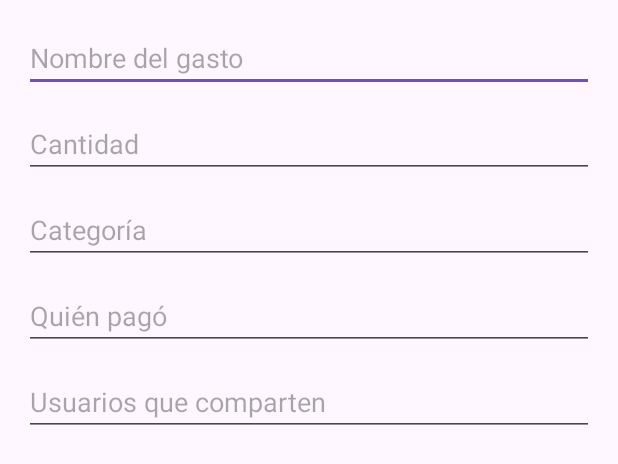
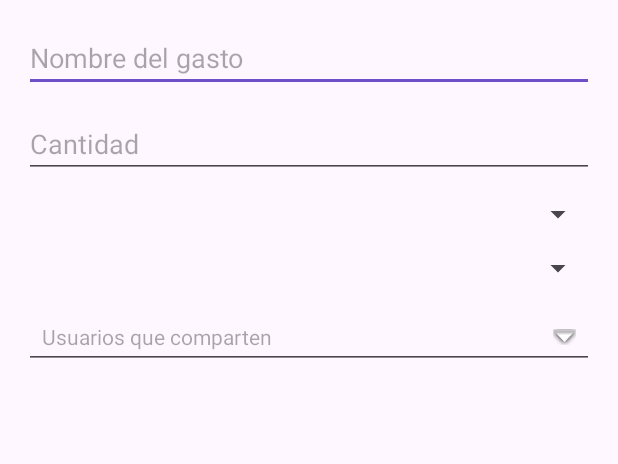
Before and after one commit to JoelCota/TripSplit, an Android app: the layout dialog_editar_gasto.xml on its own in the app's theme, with its tools: preview values and no code run, on a phone screen of 412 x 824 dp. Shown: the top 464 px of the screen. Run offline under Robolectric (Android 15) with nearby library versions, the phone set to English and light mode, and no system bars.

Commit message:
Editar Gasto
Se reemplazaron los edit text con spinners

```diff
--- a/app/src/main/res/layout/dialog_editar_gasto.xml
+++ b/app/src/main/res/layout/dialog_editar_gasto.xml
@@ -20,27 +20,26 @@
         android:hint="Cantidad"
         android:inputType="numberDecimal" />
 
-    <EditText
-        android:id="@+id/editTextCategoria"
+    <Spinner
+        android:id="@+id/spinnerPagadoPor"
         android:layout_width="match_parent"
         android:layout_height="wrap_content"
-        android:layout_marginTop="12dp"
-        android:hint="Categoría"/>
+        android:layout_marginTop="12dp" />
 
-    <AutoCompleteTextView
-        android:id="@+id/editTextPagadoPor"
+    <Spinner
+        android:id="@+id/spinnerCategoria"
         android:layout_width="match_parent"
         android:layout_height="wrap_content"
-        android:layout_marginTop="12dp"
-        android:hint="Quién pagó"
-        android:completionHint="Selecciona un usuario" />
+        android:layout_marginTop="12dp" />
 
-    <MultiAutoCompleteTextView
-        android:id="@+id/editTextDivididoEntre"
+    <TextView
+        android:id="@+id/selectorDivididoEntre"
         android:layout_width="match_parent"
         android:layout_height="wrap_content"
         android:layout_marginTop="12dp"
         android:hint="Usuarios que comparten"
-        android:completionHint="Selecciona usuarios"
-        android:imeOptions="actionDone|flagNoExtractUi" />
+        android:padding="12dp"
+        android:background="?android:attr/editTextBackground"
+        android:drawableRight="@android:drawable/arrow_down_float" />
+
 </LinearLayout>
```
Also changed, not shown: app/src/main/java/org/itson/tripsplit/ui/fragments/GastoDetailFragment.kt (+63 -30 lines).
